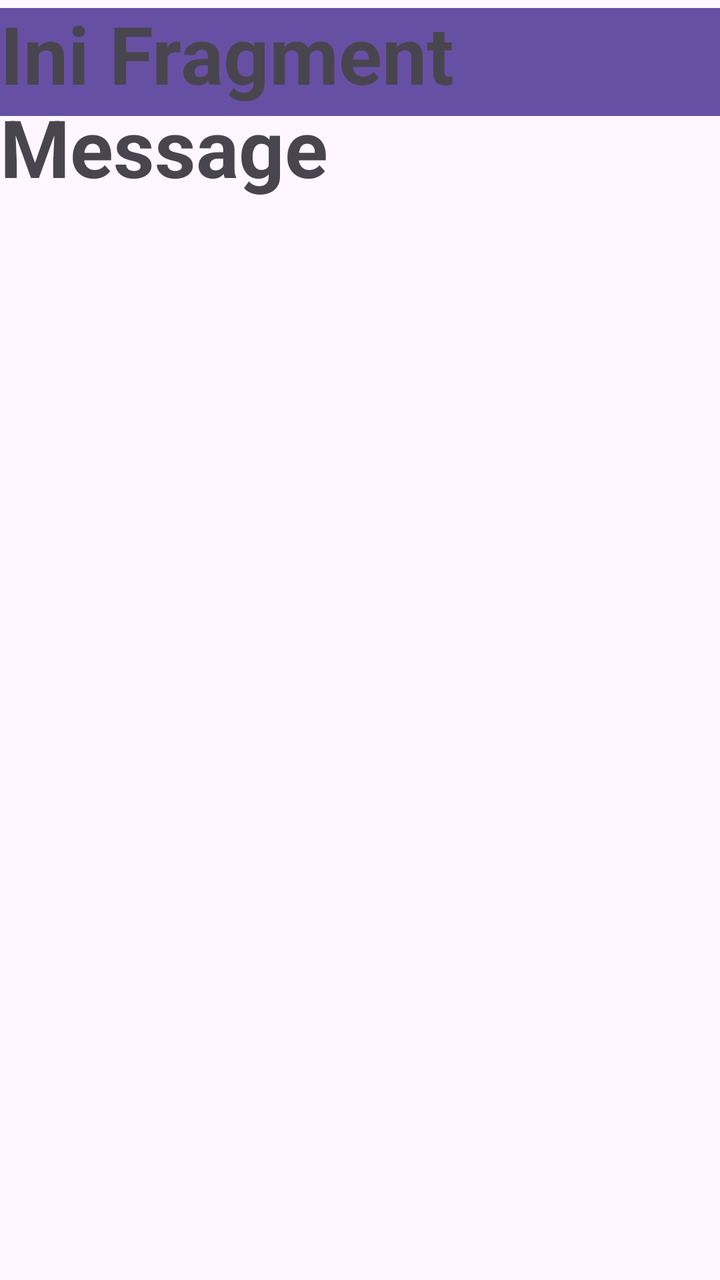
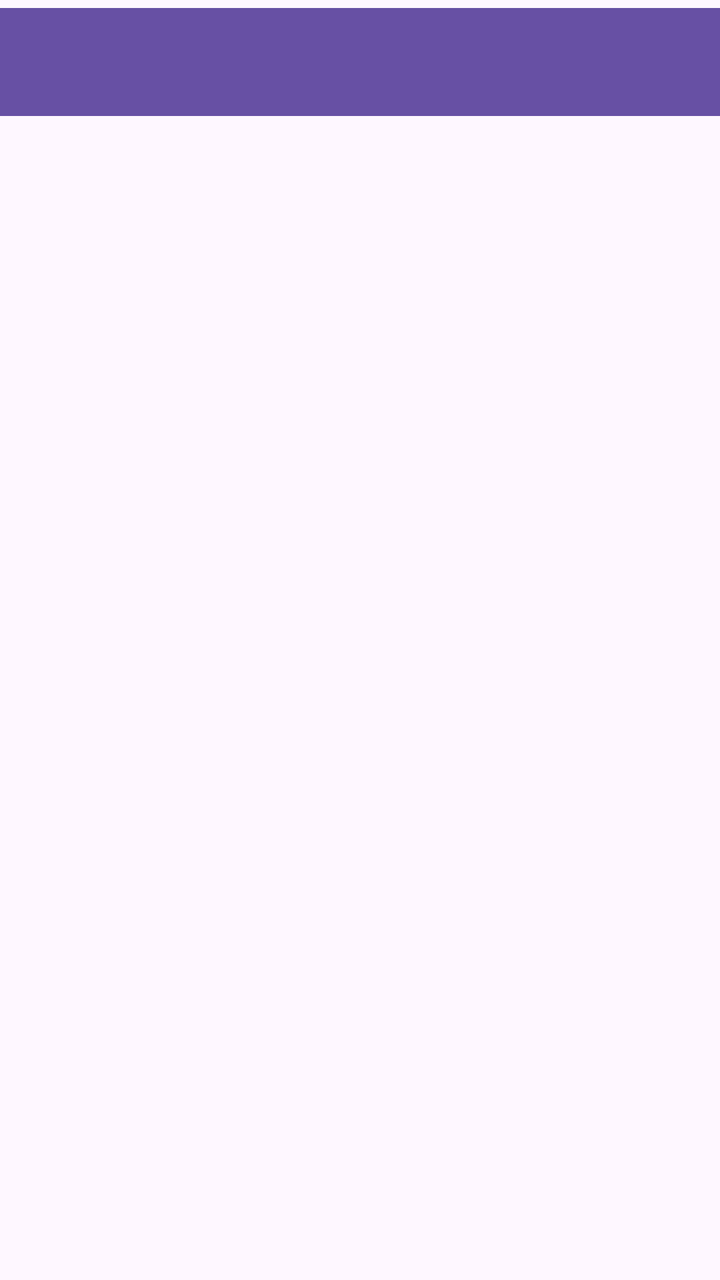

The first picture is an Android layout as it rendered before a commit; the second is the same layout after the commit. The layout source and the unified diff follow.
<!-- AndroidManifest.xml: application theme Theme.NaylaApps -->
<!-- res/layout/fragment_message.xml -->
<?xml version="1.0" encoding="utf-8"?>
<androidx.constraintlayout.widget.ConstraintLayout xmlns:android="http://schemas.android.com/apk/res/android"
    xmlns:tools="http://schemas.android.com/tools"
    android:layout_width="match_parent"
    android:layout_height="match_parent"
    xmlns:app="http://schemas.android.com/apk/res-auto"
    tools:context=".Message.MessageFragment">

    <androidx.appcompat.widget.Toolbar
        android:id="@+id/toolbar"
        android:layout_width="410dp"
        android:layout_height="54dp"
        android:layout_marginTop="4dp"
        android:background="?attr/colorPrimary"
        app:layout_constraintEnd_toEndOf="parent"
        app:layout_constraintHorizontal_bias="1.0"
        app:layout_constraintStart_toStartOf="parent"
        app:layout_constraintTop_toTopOf="parent"
        app:layout_scrollFlags="scroll|enterAlways"
        app:titleTextColor="@android:color/white" />

    <TextView
        android:layout_width="match_parent"
        android:layout_height="match_parent"
        android:text="Ini Fragment Message"
        android:textSize="40dp"
        android:textStyle="bold"
        tools:layout_editor_absoluteX="16dp"
        tools:layout_editor_absoluteY="359dp" />


</androidx.constraintlayout.widget.ConstraintLayout>
<!-- resources referenced by this layout -->
<resources>
  <style name="Theme.NaylaApps" parent="Base.Theme.NaylaApps" />
  <style name="Base.Theme.NaylaApps" parent="Theme.Material3.DayNight.NoActionBar">
          
          
      </style>
</resources>

<!-- the commit's change to res/layout/fragment_message.xml (unified diff, before → after) -->
@@ -1,10 +1,16 @@
 <?xml version="1.0" encoding="utf-8"?>
-<androidx.constraintlayout.widget.ConstraintLayout xmlns:android="http://schemas.android.com/apk/res/android"
+<androidx.coordinatorlayout.widget.CoordinatorLayout xmlns:android="http://schemas.android.com/apk/res/android"
     xmlns:tools="http://schemas.android.com/tools"
     android:layout_width="match_parent"
     android:layout_height="match_parent"
     xmlns:app="http://schemas.android.com/apk/res-auto"
     tools:context=".Message.MessageFragment">
+
+    <com.google.android.material.appbar.AppBarLayout
+        android:id="@+id/appBarLayout"
+        android:layout_width="match_parent"
+        android:layout_height="wrap_content"
+        android:theme="@style/ThemeOverlay.AppCompat.Dark.ActionBar">
 
     <androidx.appcompat.widget.Toolbar
         android:id="@+id/toolbar"
@@ -19,14 +25,13 @@
         app:layout_scrollFlags="scroll|enterAlways"
         app:titleTextColor="@android:color/white" />
 
-    <TextView
+    </com.google.android.material.appbar.AppBarLayout>
+
+    <ListView
+        android:id="@+id/listMessageItems"
         android:layout_width="match_parent"
         android:layout_height="match_parent"
-        android:text="Ini Fragment Message"
-        android:textSize="40dp"
-        android:textStyle="bold"
-        tools:layout_editor_absoluteX="16dp"
-        tools:layout_editor_absoluteY="359dp" />
+        app:layout_behavior="@string/appbar_scrolling_view_behavior" />
 
 
-</androidx.constraintlayout.widget.ConstraintLayout>
+</androidx.coordinatorlayout.widget.CoordinatorLayout>
